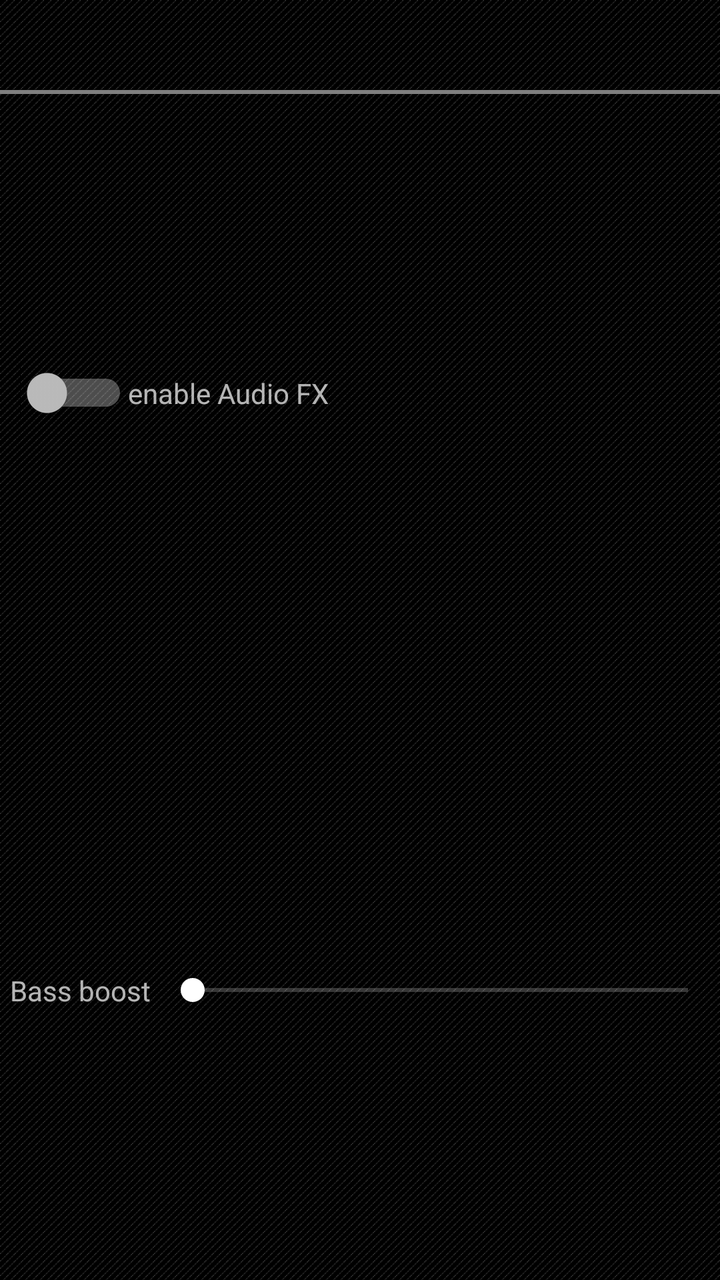
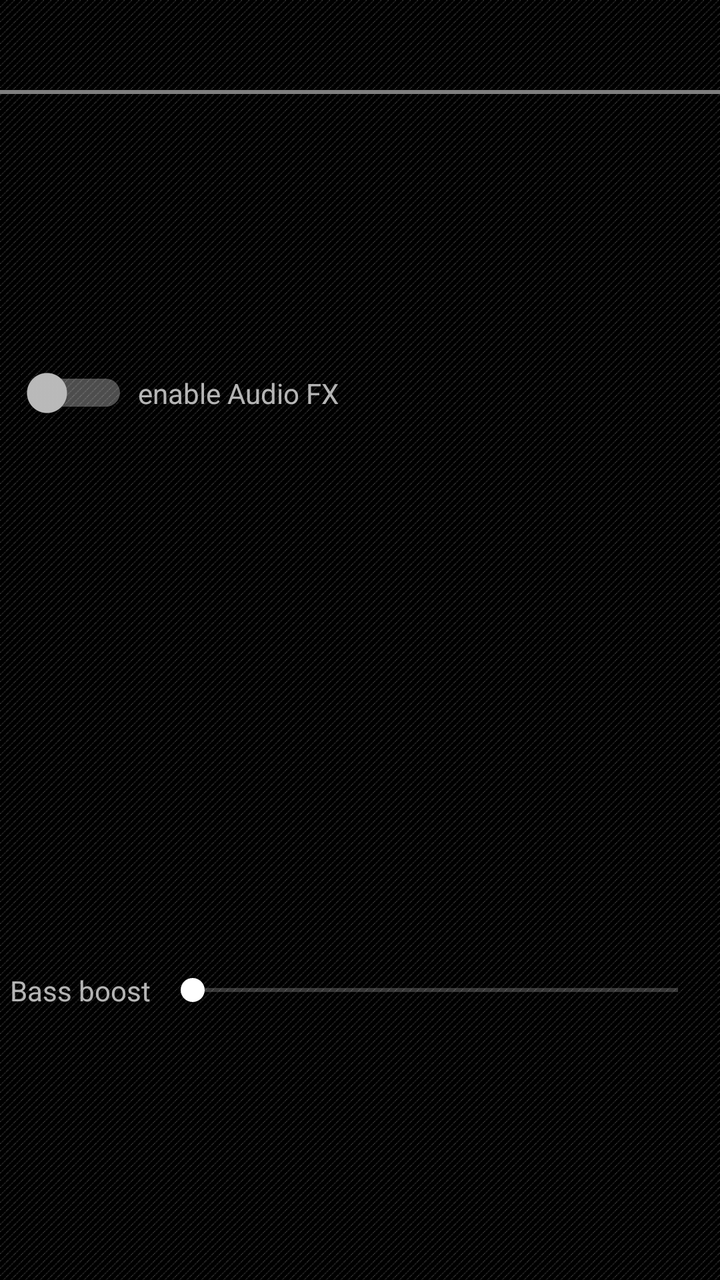

Compare the two renders of this Android layout. The source of the first and the diff that turns it into the second are given below.
<!-- AndroidManifest.xml: application theme Apollo.Theme.Dark -->
<!-- res/layout/activity_audiofx.xml -->
<?xml version="1.0" encoding="utf-8"?>
<androidx.constraintlayout.widget.ConstraintLayout xmlns:android="http://schemas.android.com/apk/res/android"
	xmlns:app="http://schemas.android.com/apk/res-auto"
	xmlns:tools="http://schemas.android.com/tools"
	android:layout_width="match_parent"
	android:layout_height="match_parent"
	android:background="@drawable/pager_background">

	<androidx.appcompat.widget.Toolbar
		android:id="@+id/audiofx_toolbar"
		android:layout_width="0dp"
		android:layout_height="@dimen/toolbar_height"
		app:layout_constraintStart_toStartOf="parent"
		app:layout_constraintTop_toTopOf="parent"
		app:layout_constraintEnd_toEndOf="parent"/>

	<com.andrew.apollo.ui.views.theme.Colorstrip
		android:id="@+id/audiofx_colorstrip"
		android:layout_width="0dp"
		android:layout_height="@dimen/colorstrip_height"
		app:layout_constraintStart_toStartOf="parent"
		app:layout_constraintTop_toBottomOf="@id/audiofx_toolbar"
		app:layout_constraintEnd_toEndOf="parent" />

	<Switch
		android:id="@+id/audiofx_enable"
		android:layout_width="wrap_content"
		android:layout_height="wrap_content"
		android:layout_marginStart="10dp"
		android:layout_marginLeft="10dp"
		android:layout_marginBottom="5dp"
		app:layout_constraintStart_toStartOf="parent"
		app:layout_constraintTop_toBottomOf="@id/audiofx_colorstrip"
		app:layout_constraintBottom_toTopOf="@id/audiofx_eq_scroll"
		tools:ignore="UseSwitchCompatOrMaterialXml,TouchTargetSizeCheck"
		app:layout_constraintVertical_chainStyle="packed" />

	<TextView
		android:id="@+id/audiofx_enable_label"
		android:layout_width="0dp"
		android:layout_height="wrap_content"
		android:text="@string/label_enable_equalizer"
		app:layout_constraintStart_toEndOf="@id/audiofx_enable"
		app:layout_constraintTop_toTopOf="@id/audiofx_enable"
		app:layout_constraintBottom_toBottomOf="@id/audiofx_enable"
		app:layout_constraintEnd_toEndOf="parent" />

	<androidx.recyclerview.widget.RecyclerView
		android:id="@+id/audiofx_eq_scroll"
		android:layout_width="wrap_content"
		android:layout_height="0dp"
		app:layout_constraintHeight_percent="0.4"
		app:layout_constraintStart_toStartOf="parent"
		app:layout_constraintTop_toBottomOf="@id/audiofx_enable"
		app:layout_constraintBottom_toTopOf="@id/audiofx_bass_boost"
		app:layout_constraintEnd_toEndOf="parent" />

	<TextView
		android:id="@+id/audiofx_bass_boost_label"
		android:layout_width="wrap_content"
		android:layout_height="wrap_content"
		android:text="@string/label_bass_boost"
		android:layout_marginStart="5dp"
		android:layout_marginLeft="5dp"
		android:layout_marginEnd="5dp"
		android:layout_marginRight="5dp"
		app:layout_constraintStart_toStartOf="parent"
		app:layout_constraintTop_toTopOf="@id/audiofx_bass_boost"
		app:layout_constraintBottom_toBottomOf="@id/audiofx_bass_boost"
		app:layout_constraintEnd_toStartOf="@id/audiofx_bass_boost"/>

	<SeekBar
		android:id="@+id/audiofx_bass_boost"
		android:layout_width="0dp"
		android:layout_height="wrap_content"
		android:layout_marginTop="15dp"
		android:max="1000"
		app:layout_constraintStart_toEndOf="@id/audiofx_bass_boost_label"
		app:layout_constraintTop_toBottomOf="@id/audiofx_eq_scroll"
		app:layout_constraintBottom_toBottomOf="parent"
		app:layout_constraintEnd_toEndOf="parent" />

</androidx.constraintlayout.widget.ConstraintLayout>
<!-- resources referenced by this layout -->
<resources>
  <dimen name="colorstrip_height">2.0dp</dimen>
  <dimen name="toolbar_height">45dp</dimen>
  <!-- drawable pager_background (drawable) -->
  <?xml version="1.0" encoding="utf-8"?>
  <bitmap xmlns:android="http://schemas.android.com/apk/res/android"
  	android:src="@drawable/view_pager_background_texture"
  	android:tileMode="repeat" />
  <string name="label_bass_boost">Bass boost</string>
  <string name="label_enable_equalizer">enable Audio FX</string>
  <style name="Apollo.Theme.Dark" parent="Theme.AppCompat.NoActionBar">
  
  		<item name="colorPrimaryDark">#ff0a0a0a</item>
  		<item name="windowActionBar">false</item>
  		<item name="windowNoTitle">true</item>
  		<item name="colorAccent">@android:color/white</item>
  		<item name="android:colorBackground">@android:color/black</item>
  		<item name="android:windowContentOverlay">@null</item>
  	</style>
  <!-- drawable view_pager_background_texture: png bitmap (drawable-hdpi, 115 bytes) -->
</resources>

<!-- the commit's change to res/layout/activity_audiofx.xml (unified diff, before → after) -->
@@ -29,9 +29,12 @@
 		android:layout_marginStart="10dp"
 		android:layout_marginLeft="10dp"
 		android:layout_marginBottom="5dp"
+		android:layout_marginEnd="5dp"
+		android:layout_marginRight="5dp"
 		app:layout_constraintStart_toStartOf="parent"
 		app:layout_constraintTop_toBottomOf="@id/audiofx_colorstrip"
 		app:layout_constraintBottom_toTopOf="@id/audiofx_eq_scroll"
+		app:layout_constraintEnd_toStartOf="@id/audiofx_enable_label"
 		tools:ignore="UseSwitchCompatOrMaterialXml,TouchTargetSizeCheck"
 		app:layout_constraintVertical_chainStyle="packed" />
 
@@ -40,6 +43,8 @@
 		android:layout_width="0dp"
 		android:layout_height="wrap_content"
 		android:text="@string/label_enable_equalizer"
+		android:layout_marginEnd="5dp"
+		android:layout_marginRight="5dp"
 		app:layout_constraintStart_toEndOf="@id/audiofx_enable"
 		app:layout_constraintTop_toTopOf="@id/audiofx_enable"
 		app:layout_constraintBottom_toBottomOf="@id/audiofx_enable"
@@ -49,6 +54,10 @@
 		android:id="@+id/audiofx_eq_scroll"
 		android:layout_width="wrap_content"
 		android:layout_height="0dp"
+		android:layout_marginStart="5dp"
+		android:layout_marginLeft="5dp"
+		android:layout_marginEnd="5dp"
+		android:layout_marginRight="5dp"
 		app:layout_constraintHeight_percent="0.4"
 		app:layout_constraintStart_toStartOf="parent"
 		app:layout_constraintTop_toBottomOf="@id/audiofx_enable"
@@ -74,7 +83,8 @@
 		android:layout_width="0dp"
 		android:layout_height="wrap_content"
 		android:layout_marginTop="15dp"
-		android:max="1000"
+		android:layout_marginEnd="5dp"
+		android:layout_marginRight="5dp"
 		app:layout_constraintStart_toEndOf="@id/audiofx_bass_boost_label"
 		app:layout_constraintTop_toBottomOf="@id/audiofx_eq_scroll"
 		app:layout_constraintBottom_toBottomOf="parent"
